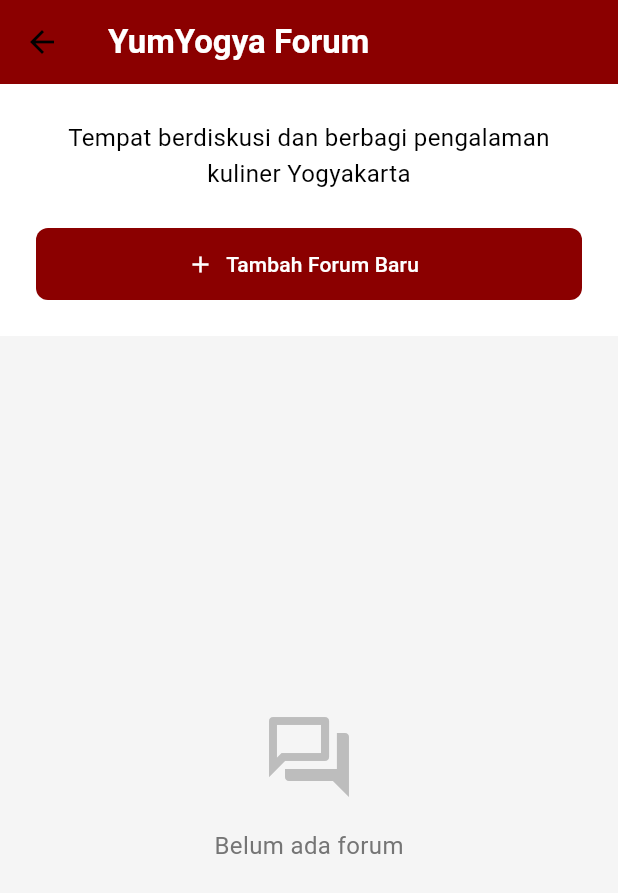
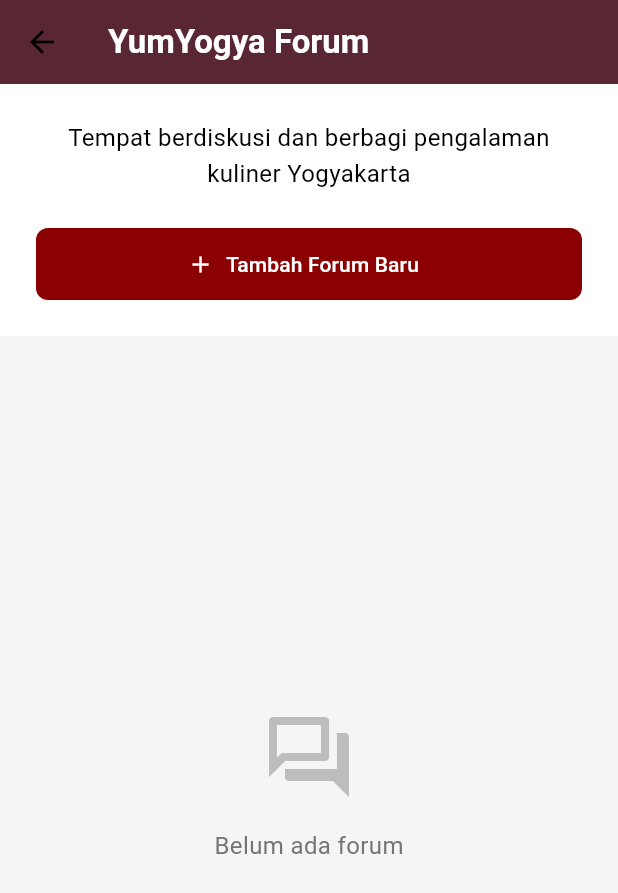
Before and after one commit to PBP-Kelompok-B02/proyek-akhir-semester, a Flutter app: the ForumPage screen opened directly, on a phone screen of 412 x 824 dp. Shown: the top 893 px of the screen. Run offline on Flutter 3.47's test engine with Material 3 defaults, Android fonts, the phone set to English and light mode, and no system bars; our stand-ins replace animated_text_kit, image_picker, shared_preferences; accounts and stored records are empty; network calls fail.

Commit message:
Change forum page background color to a darker shade

```diff
--- a/lib/Forum/screens/forum_page.dart
+++ b/lib/Forum/screens/forum_page.dart
@@ -62,7 +62,7 @@ class _ForumPageState extends State<ForumPage> {
             fontWeight: FontWeight.bold,
           )
         ),
-        backgroundColor: const Color(0xFF8B0000),
+        backgroundColor: const Color(0xFF592634),
       ),
       body: Container(
         color: Colors.grey[100],
```
